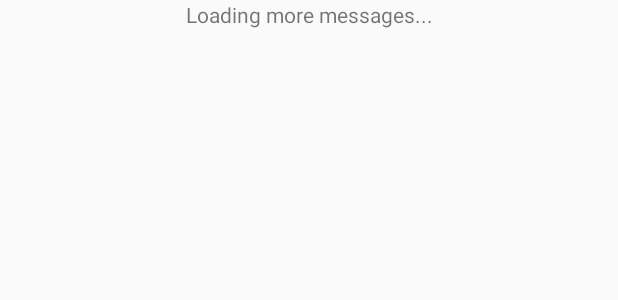
After one commit to involve-it/shiners-android, an Android app: the layout row_message_loading_more.xml on its own in the app's theme, with its tools: preview values and no code run, on a phone screen of 412 x 824 dp. The commit adds this screen. Shown: the top 300 px of the screen. Run offline under Robolectric (Android 15) with nearby library versions, the phone set to English and light mode, and no system bars.

Commit message:
auto-load more message on scroll up in dialog

```diff
--- a/app/src/main/java/com/involveit/shiners/fragments/MessagesFragment.java
+++ b/app/src/main/java/com/involveit/shiners/fragments/MessagesFragment.java
@@ -74,7 +74,7 @@ public class MessagesFragment extends Fragment {
             @Override
             public void onItemClick(AdapterView<?> adapterView, View view, int i, long l) {
                 Chat chat = ((ChatsArrayAdapter)listView.getAdapter()).getItem(i);
-                UUID requestId = MessagesProxy.startGettingMessagesAsync(getActivity(), chat.id, 0, Constants.Defaults.DEFAULT_MESSASGES_PAGE);
+                UUID requestId = MessagesProxy.startGettingMessagesAsync(getActivity(), chat.id, 0, Constants.Defaults.DEFAULT_MESSAGES_PAGE);
                 Intent intent = new Intent(getActivity(), DialogActivity.class);
                 intent.putExtra(DialogActivity.EXTRA_CHAT, (Parcelable) chat);
                 intent.putExtra(DialogActivity.EXTRA_REQUEST_ID, requestId);
--- a/app/src/main/java/com/involveit/shiners/logic/Constants.java
+++ b/app/src/main/java/com/involveit/shiners/logic/Constants.java
@@ -6,7 +6,7 @@ package com.involveit.shiners.logic;
 
 public class Constants {
     public static class Defaults{
-        public static final int DEFAULT_MESSASGES_PAGE = 20;
+        public static final int DEFAULT_MESSAGES_PAGE = 40;
     }
 
     public static class Tags{
--- a/app/src/main/res/layout/activity_dialog.xml
+++ b/app/src/main/res/layout/activity_dialog.xml
@@ -43,5 +43,5 @@
         android:divider="@null"
         android:id="@+id/list_view_messages"
         android:stackFromBottom="true"
-        android:transcriptMode="alwaysScroll" android:dividerHeight="@dimen/message_divider_height"/>
+        android:transcriptMode="normal" android:dividerHeight="@dimen/message_divider_height"/>
 </RelativeLayout>
--- /dev/null
+++ b/app/src/main/res/layout/row_message_loading_more.xml
@@ -0,0 +1,13 @@
+<?xml version="1.0" encoding="utf-8"?>
+<LinearLayout xmlns:android="http://schemas.android.com/apk/res/android"
+    android:orientation="vertical" android:layout_width="match_parent"
+    android:layout_height="match_parent">
+
+
+    <TextView
+        android:text="@string/loading_more_messages"
+        android:layout_width="match_parent"
+        android:layout_height="wrap_content"
+        android:id="@+id/textView10"
+        android:gravity="center_horizontal" />
+</LinearLayout>
--- a/app/src/main/res/values/strings.xml
+++ b/app/src/main/res/values/strings.xml
@@ -68,4 +68,5 @@
     <string name="message_logout_confirmation">Are you sure you wish to log out?</string>
     <string name="btn_label_yes">Yes</string>
     <string name="btl_label_no">No</string>
+    <string name="loading_more_messages">Loading more messages...</string>
 </resources>
```
Also changed, not shown: app/src/main/java/com/involveit/shiners/activities/DialogActivity.java (+127 -14 lines), app/src/main/java/com/involveit/shiners/logic/objects/Message.java (+6 -1 lines).
